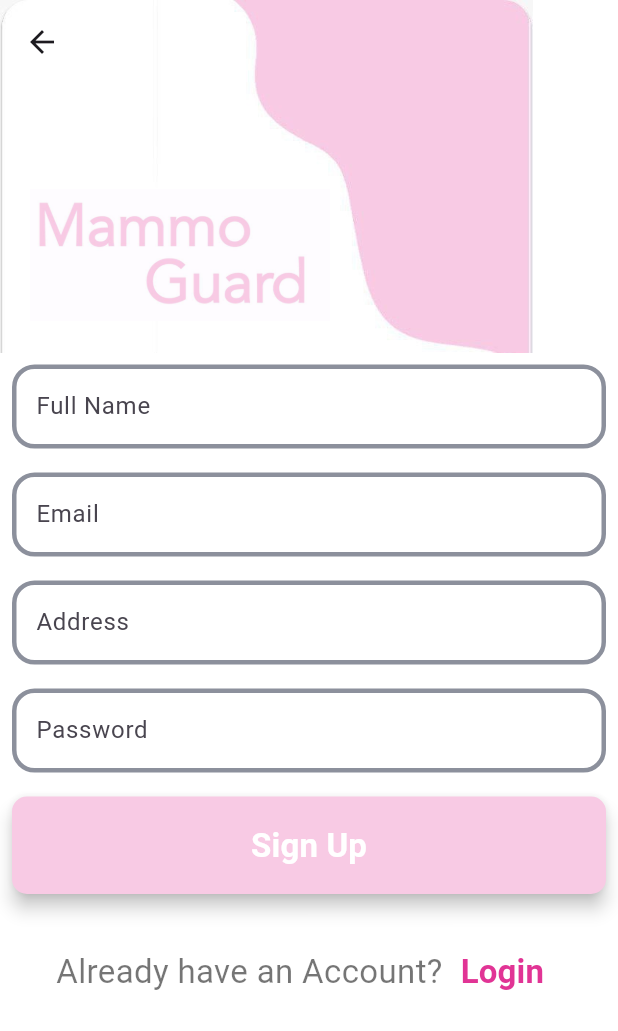
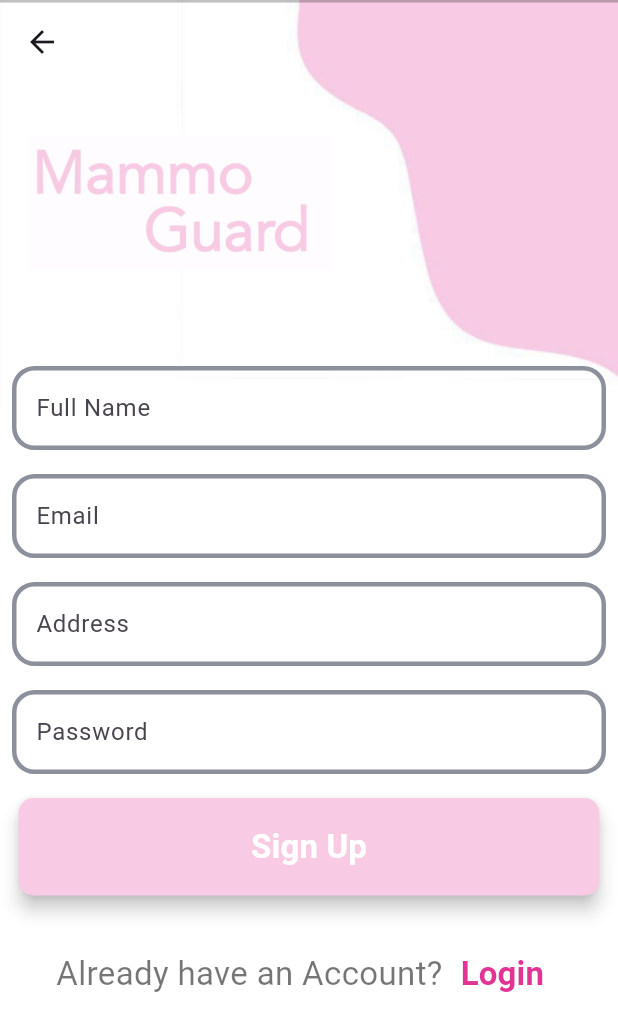
Before and after one commit to asmaasaad204/mammoo_guard_app, a Flutter app: the screen it shows after launch, after a tap on "Login", after a tap on "Sign Up", on a phone screen of 412 x 824 dp. Shown: the top 1031 px of the screen. Run offline on Flutter 3.47's test engine with Material 3 defaults, Android fonts, the phone set to English and light mode, and no system bars; our stand-ins replace cloud_firestore, firebase_auth, firebase_core, image_picker; accounts and stored records are empty.

Commit message:
finished app.

```diff
--- /dev/null
+++ b/lib/Chat/chat_navigator.dart
@@ -0,0 +1,4 @@
+abstract class ChatNavigator{
+  void showMessage(String message);
+  void clearMessage();
+}
--- /dev/null
+++ b/lib/Chat/message.dart
@@ -0,0 +1,35 @@
+class Message {
+  static const String collectionName = 'messages';
+  String id;
+  String content;
+  String senderId;
+  String senderName;
+  int dateTime;
+
+  Message({
+    this.id = '',
+    required this.content,
+    required this.senderId,
+    required this.senderName,
+    required this.dateTime,
+  });
+
+  Message.fromJson(Map<String,dynamic> json):this(
+    id:  json['id'] as String ,
+    content:  json['content'] as String ,
+    senderId:  json['sender_id'] as String ,
+    senderName:  json['sender_name'] as String ,
+    dateTime:  json['dateTime'] as int ,
+  );
+
+  Map<String,dynamic> toJson(){
+    return{
+      'id' : id ,
+      'content' : content ,
+      'sender_id' : senderId ,
+      'sender_name' : senderName ,
+      'dateTime' : dateTime ,
+
+    };
+  }
+}
--- a/lib/auth/login/login_screen.dart
+++ b/lib/auth/login/login_screen.dart
@@ -4,7 +4,7 @@ import 'package:firebase_auth/firebase_auth.dart';
 import 'package:flutter/material.dart';
 
 import '../../dialog_utils.dart';
-import '../../firebase_utils.dart';
+import '../../database_utils.dart';
 import '../../home/home_screen.dart';
 
 class LoginScreen extends StatefulWidget {
@@ -23,42 +23,30 @@ class _LoginScreenState extends State<LoginScreen> {
 
   @override
   Widget build(BuildContext context) {
-    return Scaffold(
-      backgroundColor: Colors.white,
-      appBar: PreferredSize(
-        preferredSize: Size.fromHeight(300),
-        child: AppBar(
+    return Stack(
+      children: [
+        Container(
+          color: Colors.white,
+        ),
+        Image.asset("assets/images/chatt.png",
+          fit: BoxFit.fill,
+          width: double.infinity,
+        ),
+        Scaffold(
+        backgroundColor: Colors.transparent,
+        appBar:  AppBar(
+          backgroundColor: Colors.transparent,
           elevation: 0,
-          backgroundColor: Colors.transparent,
-          scrolledUnderElevation: 20,
-          flexibleSpace: Container(
-            child: Stack(
-              children: [
-                Image.asset(
-                  "assets/images/photo_logiin9.jpg",
-                  fit: BoxFit.cover,
-                ),
-                Padding(
-                  padding:
-                      const EdgeInsets.only(top: 120, right: 120, left: 20),
-                  child: Image.asset(
-                    "assets/images/photo_logoGuuard2.jpg",
-                    width: 200,
-                    height: 100,
-                  ),
-                ),
-              ],
-            ),
-          ),
-        ),
         ),
         body: Stack(
           children: [
-          Form(
+            Padding(
+              padding: const EdgeInsets.only(top: 240),
+              child: Form(
                 key: formKey,
                 child: SingleChildScrollView(
                   child: Column(
-                crossAxisAlignment: CrossAxisAlignment.stretch,
+                    // crossAxisAlignment: CrossAxisAlignment.stretch,
                     children: [
                       CustomTextFormField(
                         label: 'Email ',
@@ -145,8 +133,11 @@ class _LoginScreenState extends State<LoginScreen> {
                   ),
                 ),
               ),
+            ),
           ],
         ),
+      ),
+    ]
     );
   }
 
@@ -160,7 +151,7 @@ class _LoginScreenState extends State<LoginScreen> {
           email: emailController.text,
           password: passwordController.text,
         );
-        var user = await FirebaseUtils.readUserFromFireStore(
+        var user = await DatabaseUtils.readUserFromFireStore(
             credential.user?.uid ?? '');
         if (user == null) {
           return;
--- a/lib/auth/register/register_screen.dart
+++ b/lib/auth/register/register_screen.dart
@@ -1,7 +1,7 @@
 import 'package:facebook/auth/components/custom_text_form_field.dart';
 import 'package:facebook/auth/login/login_screen.dart';
 import 'package:facebook/dialog_utils.dart';
-import 'package:facebook/firebase_utils.dart';
+import 'package:facebook/database_utils.dart';
 import 'package:facebook/models/my_user.dart';
 import 'package:firebase_auth/firebase_auth.dart';
 import 'package:flutter/material.dart';
@@ -26,42 +26,29 @@ class _RegisterScreenState extends State<RegisterScreen> {
 
   @override
   Widget build(BuildContext context) {
-    return Scaffold(
-      backgroundColor: Colors.white,
-      appBar: PreferredSize(
-        preferredSize: Size.fromHeight(235),
-        child: AppBar(
+    return Stack(
+      children: [
+        Container(
+          color: Colors.white,
+        ),
+        Image.asset("assets/images/chatt.png",
+          fit: BoxFit.fill,
+          width: double.infinity,
+        ),
+        Scaffold(
+          backgroundColor: Colors.transparent,
+          appBar: AppBar(
+            backgroundColor: Colors.transparent,
             elevation: 0,
-          backgroundColor: Colors.transparent,
-          scrolledUnderElevation: 20,
-          flexibleSpace: Container(
-            child: Stack(
-              children: [
-                Image.asset(
-                  "assets/images/photo_loginRegister.jpg",
-                  fit: BoxFit.cover,
-                ),
-                Padding(
-                  padding:
-                      const EdgeInsets.only(top: 120, right: 120, left: 20),
-                  child: Image.asset(
-                    "assets/images/photo_logoGuuard2.jpg",
-                    width: 200,
-                    height: 100,
-                  ),
-                ),
-              ],
-            ),
-          ),
-        ),
           ),
           body: Stack(
             children: [
-          Form(
+              Padding(
+                padding: const EdgeInsets.only(top: 180),
+                child: Form(
                   key: formKey,
                   child: SingleChildScrollView(
                     child: Column(
-                crossAxisAlignment: CrossAxisAlignment.stretch,
                       children: [
                         CustomTextFormField(
                           label: 'Full Name',
@@ -169,8 +156,11 @@ class _RegisterScreenState extends State<RegisterScreen> {
                     ),
                   ),
                 ),
+              ),
             ],
           ),
+        ),
+      ],
     );
   }
 
@@ -190,7 +180,7 @@ class _RegisterScreenState extends State<RegisterScreen> {
           name: nameController.text,
           email: emailController.text,
         );
-        await FirebaseUtils.addUserToFireStore(myUser);
+        await DatabaseUtils.addUserToFireStore(myUser);
 
         ///todo : hide loading
         DialogUtils.hideLoading(context);
--- /dev/null
+++ b/lib/home/auth_provider.dart
@@ -0,0 +1,20 @@
+import 'package:facebook/database_utils.dart';
+import 'package:firebase_auth/firebase_auth.dart';
+import 'package:flutter/material.dart';
+import '../../models/my_user.dart';
+
+class UserProvider extends ChangeNotifier {
+  MyUser? user;
+  User? firebaseUser ;
+
+  UserProvider(){
+    firebaseUser = FirebaseAuth.instance.currentUser;
+    initUser();
+  }
+
+  initUser() async{
+    if(firebaseUser != null) {
+      user = (await DatabaseUtils.getUser(firebaseUser?.uid ?? '')) as MyUser?;
+    }
+  }
+}
--- a/lib/main.dart
+++ b/lib/main.dart
@@ -5,7 +5,6 @@ import 'package:facebook/screens/begin_screen.dart';
 import 'package:facebook/screens/calenders_period.dart';
 import 'package:facebook/screens/change_password.dart';
 import 'package:facebook/screens/checkup_screen.dart';
-import 'package:facebook/screens/contactUs_screen.dart';
 import 'package:facebook/screens/diagnosis.dart';
 import 'package:facebook/screens/forgetPassword_screen.dart';
 import 'package:facebook/screens/help_screen.dart';
@@ -22,23 +21,39 @@ import 'package:facebook/screens/talking_children.dart';
 import 'package:facebook/screens/talking_partner.dart';
 import 'package:facebook/screens/talking_relatives.dart';
 import 'package:facebook/taps/pages_screen.dart';
-import 'package:firebase_core/firebase_core.dart';
+import 'package:firebase_core/firebase_core.dart'; // Import Firebase_core package
 import 'package:flutter/material.dart';
+import 'package:provider/provider.dart'; // Import Provider package
 
+import 'Chat/chat_screen.dart';
+import 'home/auth_provider.dart';
 import 'home/home_screen.dart';
 
 void main() async {
   WidgetsFlutterBinding.ensureInitialized();
-  await Firebase.initializeApp();
+
+  // Initialize Firebase
+  await Firebase.initializeApp().catchError((error) {
+    print("Firebase initialization error: $error");
+    // Handle Firebase initialization error, you might want to show a message to the user or handle it gracefully
+  });
+
   runApp(MyApp());
 }
 
 class MyApp extends StatelessWidget {
-  const MyApp({super.key});
+  const MyApp({Key });
 
   @override
   Widget build(BuildContext context) {
-    return MaterialApp(
+    return MultiProvider(
+      providers: [
+        // Add your providers here
+        // For example, if UserProvider is a ChangeNotifierProvider:
+        ChangeNotifierProvider(create: (_) => UserProvider()), // Replace UserProvider with your actual provider
+        // Add more providers if needed
+      ],
+      child: MaterialApp(
         debugShowCheckedModeBanner: false,
         initialRoute: LoginScreen.routeName,
         routes: {
@@ -50,7 +65,7 @@ class MyApp extends StatelessWidget {
           CalenderPeriod.routeName: (context) => CalenderPeriod(),
           DiagnosisScreen.routeName: (context) => DiagnosisScreen(),
           PagesScreen.routeName: (context) => PagesScreen(),
-        ContactUsScreen.routeName: (context) => ContactUsScreen(),
+          ChatScreen.routeName: (context) => ChatScreen(),
           GetHelp.routeName: (context) => GetHelp(),
           Settings.routeName: (context) => Settings(),
           ProblemScreen.routeName: (context) => ProblemScreen(),
@@ -68,6 +83,7 @@ class MyApp extends StatelessWidget {
           SelfExamination.routeName: (context) => SelfExamination(),
         },
         theme: MyTheme.lightTheme,
+      ),
     );
   }
 }
--- a/lib/models/my_user.dart
+++ b/lib/models/my_user.dart
@@ -1,8 +1,8 @@
 class MyUser {
   static const String collectionName = 'users';
-  String? id;
-  String? name;
-  String? email;
+  String id;
+  String name;
+  String email;
 
   MyUser({required this.id, required this.name, required this.email});
 
--- a/lib/screens/help_screen.dart
+++ b/lib/screens/help_screen.dart
@@ -1,7 +1,7 @@
 import 'package:facebook/screens/problem_screen.dart';
 import 'package:flutter/material.dart';
 
-import 'contactUs_screen.dart';
+import '../Chat/chat_screen.dart';
 
 class GetHelp extends StatelessWidget {
   static const String routeName = 'get help';
@@ -106,7 +106,7 @@ class GetHelp extends StatelessWidget {
                     borderSide: BorderSide.none,
                   ),
                   onPressed: () {
-                    Navigator.of(context).pushNamed(ContactUsScreen.routeName);
+                    Navigator.of(context).pushNamed(ChatScreen.routeName);
                   },
                   child: Icon(
                     Icons.arrow_forward,
--- a/lib/taps/pages_screen.dart
+++ b/lib/taps/pages_screen.dart
@@ -1,9 +1,9 @@
 import 'package:flutter/material.dart';
 
+import '../Chat/chat_screen.dart';
 import '../auth/login/login_screen.dart';
 import '../auth/register/register_screen.dart';
 import '../screens/calenders_period.dart';
-import '../screens/contactUs_screen.dart';
 import '../screens/diagnosis.dart';
 import '../screens/help_screen.dart';
 import '../screens/risk_factors_screen.dart';
@@ -164,7 +164,7 @@ class PagesScreen extends StatelessWidget {
             InkWell(
               onTap: () {
                 ///contact us
-                Navigator.of(context).pushNamed(ContactUsScreen.routeName);
+                Navigator.of(context).pushNamed(ChatScreen.routeName);
               },
               child: Padding(
                 padding: const EdgeInsets.all(8.0),
```
Also changed, not shown: lib/Chat/chat_screen.dart (added, +115 -0 lines), lib/Chat/chat_screen_view_model.dart (added, +26 -0 lines), lib/database_utils.dart (added, +46 -0 lines), lib/firebase_utils.dart (deleted, +0 -56 lines), lib/screens/contactUs_screen.dart (deleted, +0 -158 lines), assets/images/chatt.png (added), 6 other files. Lines whose indentation alone changed are shown as unchanged.
